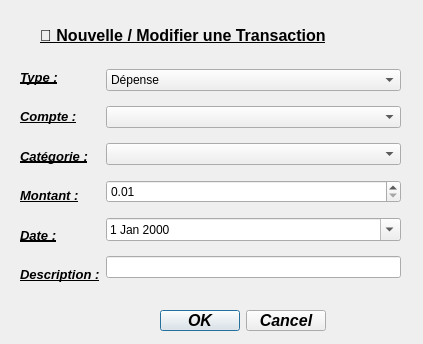
Above: transactiondialog.ui from issaridwane29-spec/CashFlood before the change. Below: the same form after it.
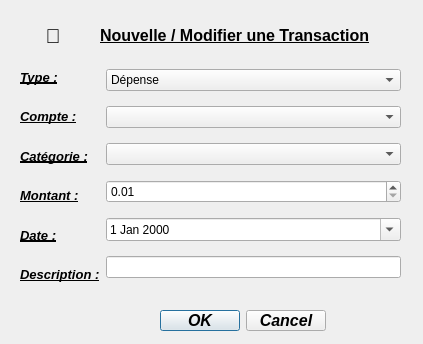
That is the form after the change.

Commit message: Modification de la police, le style, la taille sur les labels des formulaires

```diff
--- a/transactiondialog.ui
+++ b/transactiondialog.ui
@@ -16,9 +16,9 @@
   <widget class="QLabel" name="labelTitle">
    <property name="geometry">
     <rect>
-     <x>40</x>
+     <x>100</x>
      <y>20</y>
-     <width>341</width>
+     <width>301</width>
      <height>31</height>
     </rect>
    </property>
@@ -31,7 +31,7 @@
     </font>
    </property>
    <property name="text">
-    <string>🧊 Nouvelle / Modifier une Transaction</string>
+    <string>Nouvelle / Modifier une Transaction</string>
    </property>
   </widget>
   <widget class="QDialogButtonBox" name="buttonBox">
@@ -55,7 +55,7 @@
     <set>QDialogButtonBox::Cancel|QDialogButtonBox::Ok</set>
    </property>
   </widget>
-  <widget class="QWidget" name="">
+  <widget class="QWidget" name="layoutWidget">
    <property name="geometry">
     <rect>
      <x>20</x>
@@ -214,6 +214,26 @@
     </item>
    </layout>
   </widget>
+  <widget class="QLabel" name="label">
+   <property name="geometry">
+    <rect>
+     <x>40</x>
+     <y>20</y>
+     <width>47</width>
+     <height>31</height>
+    </rect>
+   </property>
+   <property name="font">
+    <font>
+     <pointsize>15</pointsize>
+     <weight>75</weight>
+     <bold>true</bold>
+    </font>
+   </property>
+   <property name="text">
+    <string> 📝</string>
+   </property>
+  </widget>
  </widget>
  <resources/>
  <connections/>
```
The commit also changes 6 other files.
